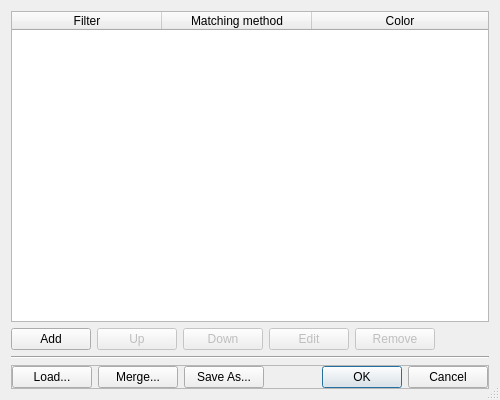
First picture: the form in src/DialogEditColors.ui, repository gdevic/Z80Explorer, before the edit.
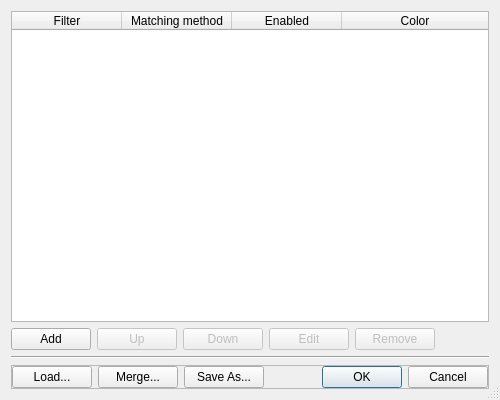
Second picture: the form after the edit.

Commit message: Add "Enabled" column in the net color dialog

What changed in the file:
```diff
--- a/src/DialogEditColors.ui
+++ b/src/DialogEditColors.ui
@@ -26,13 +26,13 @@
       <enum>QAbstractItemView::SelectionBehavior::SelectRows</enum>
      </property>
      <property name="columnCount">
-      <number>3</number>
+      <number>4</number>
      </property>
      <attribute name="horizontalHeaderMinimumSectionSize">
       <number>30</number>
      </attribute>
      <attribute name="horizontalHeaderDefaultSectionSize">
-      <number>150</number>
+      <number>110</number>
      </attribute>
      <attribute name="horizontalHeaderStretchLastSection">
       <bool>true</bool>
@@ -47,6 +47,11 @@
        <string>Matching method</string>
       </property>
      </column>
+     <column>
+      <property name="text">
+       <string>Enabled</string>
+      </property>
+     </column>
      <column>
       <property name="text">
        <string>Color</string>
```
The commit also changes 4 other files.
